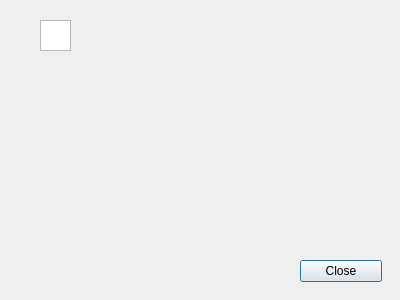
Qt form doors-code/Forms/inventory.ui (incomingstick/Doors) before a commit.
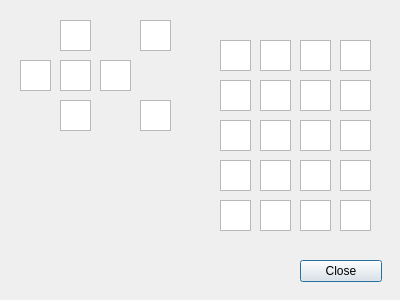
The same form after that commit.

Patch:
```diff
--- a/doors-code/Forms/inventory.ui
+++ b/doors-code/Forms/inventory.ui
@@ -28,12 +28,18 @@
   <widget class="QGraphicsView" name="graphicsView">
    <property name="geometry">
     <rect>
-     <x>40</x>
+     <x>60</x>
      <y>20</y>
      <width>31</width>
      <height>31</height>
     </rect>
    </property>
+   <property name="autoFillBackground">
+    <bool>false</bool>
+   </property>
+   <property name="lineWidth">
+    <number>1</number>
+   </property>
    <property name="interactive">
     <bool>true</bool>
    </property>
@@ -51,6 +57,500 @@
     <string>Close</string>
    </property>
   </widget>
+  <widget class="QGraphicsView" name="graphicsView_2">
+   <property name="geometry">
+    <rect>
+     <x>60</x>
+     <y>60</y>
+     <width>31</width>
+     <height>31</height>
+    </rect>
+   </property>
+   <property name="autoFillBackground">
+    <bool>false</bool>
+   </property>
+   <property name="lineWidth">
+    <number>1</number>
+   </property>
+   <property name="dragMode">
+    <enum>QGraphicsView::NoDrag</enum>
+   </property>
+  </widget>
+  <widget class="QGraphicsView" name="graphicsView_3">
+   <property name="geometry">
+    <rect>
+     <x>60</x>
+     <y>100</y>
+     <width>31</width>
+     <height>31</height>
+    </rect>
+   </property>
+   <property name="autoFillBackground">
+    <bool>false</bool>
+   </property>
+   <property name="lineWidth">
+    <number>1</number>
+   </property>
+   <property name="dragMode">
+    <enum>QGraphicsView::NoDrag</enum>
+   </property>
+  </widget>
+  <widget class="QGraphicsView" name="graphicsView_4">
+   <property name="geometry">
+    <rect>
+     <x>100</x>
+     <y>60</y>
+     <width>31</width>
+     <height>31</height>
+    </rect>
+   </property>
+   <property name="autoFillBackground">
+    <bool>false</bool>
+   </property>
+   <property name="lineWidth">
+    <number>1</number>
+   </property>
+   <property name="dragMode">
+    <enum>QGraphicsView::NoDrag</enum>
+   </property>
+  </widget>
+  <widget class="QGraphicsView" name="graphicsView_5">
+   <property name="geometry">
+    <rect>
+     <x>20</x>
+     <y>60</y>
+     <width>31</width>
+     <height>31</height>
+    </rect>
+   </property>
+   <property name="autoFillBackground">
+    <bool>false</bool>
+   </property>
+   <property name="lineWidth">
+    <number>1</number>
+   </property>
+   <property name="dragMode">
+    <enum>QGraphicsView::NoDrag</enum>
+   </property>
+  </widget>
+  <widget class="QGraphicsView" name="graphicsView_6">
+   <property name="geometry">
+    <rect>
+     <x>140</x>
+     <y>20</y>
+     <width>31</width>
+     <height>31</height>
+    </rect>
+   </property>
+   <property name="autoFillBackground">
+    <bool>false</bool>
+   </property>
+   <property name="lineWidth">
+    <number>1</number>
+   </property>
+   <property name="dragMode">
+    <enum>QGraphicsView::NoDrag</enum>
+   </property>
+  </widget>
+  <widget class="QGraphicsView" name="graphicsView_7">
+   <property name="geometry">
+    <rect>
+     <x>140</x>
+     <y>100</y>
+     <width>31</width>
+     <height>31</height>
+    </rect>
+   </property>
+   <property name="autoFillBackground">
+    <bool>false</bool>
+   </property>
+   <property name="lineWidth">
+    <number>1</number>
+   </property>
+   <property name="dragMode">
+    <enum>QGraphicsView::NoDrag</enum>
+   </property>
+  </widget>
+  <widget class="QGraphicsView" name="graphicsView_8">
+   <property name="geometry">
+    <rect>
+     <x>340</x>
+     <y>40</y>
+     <width>31</width>
+     <height>31</height>
+    </rect>
+   </property>
+   <property name="autoFillBackground">
+    <bool>false</bool>
+   </property>
+   <property name="lineWidth">
+    <number>1</number>
+   </property>
+   <property name="dragMode">
+    <enum>QGraphicsView::NoDrag</enum>
+   </property>
+  </widget>
+  <widget class="QGraphicsView" name="graphicsView_9">
+   <property name="geometry">
+    <rect>
+     <x>300</x>
+     <y>40</y>
+     <width>31</width>
+     <height>31</height>
+    </rect>
+   </property>
+   <property name="autoFillBackground">
+    <bool>false</bool>
+   </property>
+   <property name="lineWidth">
+    <number>1</number>
+   </property>
+   <property name="dragMode">
+    <enum>QGraphicsView::NoDrag</enum>
+   </property>
+  </widget>
+  <widget class="QGraphicsView" name="graphicsView_10">
+   <property name="geometry">
+    <rect>
+     <x>260</x>
+     <y>40</y>
+     <width>31</width>
+     <height>31</height>
+    </rect>
+   </property>
+   <property name="autoFillBackground">
+    <bool>false</bool>
+   </property>
+   <property name="lineWidth">
+    <number>1</number>
+   </property>
+   <property name="dragMode">
+    <enum>QGraphicsView::NoDrag</enum>
+   </property>
+  </widget>
+  <widget class="QGraphicsView" name="graphicsView_11">
+   <property name="geometry">
+    <rect>
+     <x>340</x>
+     <y>80</y>
+     <width>31</width>
+     <height>31</height>
+    </rect>
+   </property>
+   <property name="autoFillBackground">
+    <bool>false</bool>
+   </property>
+   <property name="lineWidth">
+    <number>1</number>
+   </property>
+   <property name="dragMode">
+    <enum>QGraphicsView::NoDrag</enum>
+   </property>
+  </widget>
+  <widget class="QGraphicsView" name="graphicsView_12">
+   <property name="geometry">
+    <rect>
+     <x>300</x>
+     <y>80</y>
+     <width>31</width>
+     <height>31</height>
+    </rect>
+   </property>
+   <property name="autoFillBackground">
+    <bool>false</bool>
+   </property>
+   <property name="lineWidth">
+    <number>1</number>
+   </property>
+   <property name="dragMode">
+    <enum>QGraphicsView::NoDrag</enum>
+   </property>
+  </widget>
+  <widget class="QGraphicsView" name="graphicsView_13">
+   <property name="geometry">
+    <rect>
+     <x>260</x>
+     <y>80</y>
+     <width>31</width>
+     <height>31</height>
+    </rect>
+   </property>
+   <property name="autoFillBackground">
+    <bool>false</bool>
+   </property>
+   <property name="lineWidth">
+    <number>1</number>
+   </property>
+   <property name="dragMode">
+    <enum>QGraphicsView::NoDrag</enum>
+   </property>
+  </widget>
+  <widget class="QGraphicsView" name="graphicsView_14">
+   <property name="geometry">
+    <rect>
+     <x>260</x>
+     <y>120</y>
+     <width>31</width>
+     <height>31</height>
+    </rect>
+   </property>
+   <property name="autoFillBackground">
+    <bool>false</bool>
+   </property>
+   <property name="lineWidth">
+    <number>1</number>
+   </property>
+   <property name="dragMode">
+    <enum>QGraphicsView::NoDrag</enum>
+   </property>
+  </widget>
+  <widget class="QGraphicsView" name="graphicsView_15">
+   <property name="geometry">
+    <rect>
+     <x>300</x>
+     <y>120</y>
+     <width>31</width>
+     <height>31</height>
+    </rect>
+   </property>
+   <property name="autoFillBackground">
+    <bool>false</bool>
+   </property>
+   <property name="lineWidth">
+    <number>1</number>
+   </property>
+   <property name="dragMode">
+    <enum>QGraphicsView::NoDrag</enum>
+   </property>
+  </widget>
+  <widget class="QGraphicsView" name="graphicsView_16">
+   <property name="geometry">
+    <rect>
+     <x>340</x>
+     <y>120</y>
+     <width>31</width>
+     <height>31</height>
+    </rect>
+   </property>
+   <property name="autoFillBackground">
+    <bool>false</bool>
+   </property>
+   <property name="lineWidth">
+    <number>1</number>
+   </property>
+   <property name="dragMode">
+    <enum>QGraphicsView::NoDrag</enum>
+   </property>
+  </widget>
+  <widget class="QGraphicsView" name="graphicsView_17">
+   <property name="geometry">
+    <rect>
+     <x>260</x>
+     <y>160</y>
+     <width>31</width>
+     <height>31</height>
+    </rect>
+   </property>
+   <property name="autoFillBackground">
+    <bool>false</bool>
+   </property>
+   <property name="lineWidth">
+    <number>1</number>
+   </property>
+   <property name="dragMode">
+    <enum>QGraphicsView::NoDrag</enum>
+   </property>
+  </widget>
+  <widget class="QGraphicsView" name="graphicsView_18">
+   <property name="geometry">
+    <rect>
+     <x>300</x>
+     <y>160</y>
+     <width>31</width>
+     <height>31</height>
+    </rect>
+   </property>
+   <property name="autoFillBackground">
+    <bool>false</bool>
+   </property>
+   <property name="lineWidth">
+    <number>1</number>
+   </property>
+   <property name="dragMode">
+    <enum>QGraphicsView::NoDrag</enum>
+   </property>
+  </widget>
+  <widget class="QGraphicsView" name="graphicsView_19">
+   <property name="geometry">
+    <rect>
+     <x>340</x>
+     <y>160</y>
+     <width>31</width>
+     <height>31</height>
+    </rect>
+   </property>
+   <property name="autoFillBackground">
+    <bool>false</bool>
+   </property>
+   <property name="lineWidth">
+    <number>1</number>
+   </property>
+   <property name="dragMode">
+    <enum>QGraphicsView::NoDrag</enum>
+   </property>
+  </widget>
+  <widget class="QGraphicsView" name="graphicsView_20">
+   <property name="geometry">
+    <rect>
+     <x>340</x>
+     <y>200</y>
+     <width>31</width>
+     <height>31</height>
+    </rect>
+   </property>
+   <property name="autoFillBackground">
+    <bool>false</bool>
+   </property>
+   <property name="lineWidth">
+    <number>1</number>
+   </property>
+   <property name="dragMode">
+    <enum>QGraphicsView::NoDrag</enum>
+   </property>
+  </widget>
+  <widget class="QGraphicsView" name="graphicsView_21">
+   <property name="geometry">
+    <rect>
+     <x>300</x>
+     <y>200</y>
+     <width>31</width>
+     <height>31</height>
+    </rect>
+   </property>
+   <property name="autoFillBackground">
+    <bool>false</bool>
+   </property>
+   <property name="lineWidth">
+    <number>1</number>
+   </property>
+   <property name="dragMode">
+    <enum>QGraphicsView::NoDrag</enum>
+   </property>
+  </widget>
+  <widget class="QGraphicsView" name="graphicsView_22">
+   <property name="geometry">
+    <rect>
+     <x>260</x>
+     <y>200</y>
+     <width>31</width>
+     <height>31</height>
+    </rect>
+   </property>
+   <property name="autoFillBackground">
+    <bool>false</bool>
+   </property>
+   <property name="lineWidth">
+    <number>1</number>
+   </property>
+   <property name="dragMode">
+    <enum>QGraphicsView::NoDrag</enum>
+   </property>
+  </widget>
+  <widget class="QGraphicsView" name="graphicsView_23">
+   <property name="geometry">
+    <rect>
+     <x>220</x>
+     <y>40</y>
+     <width>31</width>
+     <height>31</height>
+    </rect>
+   </property>
+   <property name="autoFillBackground">
+    <bool>false</bool>
+   </property>
+   <property name="lineWidth">
+    <number>1</number>
+   </property>
+   <property name="dragMode">
+    <enum>QGraphicsView::NoDrag</enum>
+   </property>
+  </widget>
+  <widget class="QGraphicsView" name="graphicsView_24">
+   <property name="geometry">
+    <rect>
+     <x>220</x>
+     <y>80</y>
+     <width>31</width>
+     <height>31</height>
+    </rect>
+   </property>
+   <property name="autoFillBackground">
+    <bool>false</bool>
+   </property>
+   <property name="lineWidth">
+    <number>1</number>
+   </property>
+   <property name="dragMode">
+    <enum>QGraphicsView::NoDrag</enum>
+   </property>
+  </widget>
+  <widget class="QGraphicsView" name="graphicsView_25">
+   <property name="geometry">
+    <rect>
+     <x>220</x>
+     <y>120</y>
+     <width>31</width>
+     <height>31</height>
+    </rect>
+   </property>
+   <property name="autoFillBackground">
+    <bool>false</bool>
+   </property>
+   <property name="lineWidth">
+    <number>1</number>
+   </property>
+   <property name="dragMode">
+    <enum>QGraphicsView::NoDrag</enum>
+   </property>
+  </widget>
+  <widget class="QGraphicsView" name="graphicsView_26">
+   <property name="geometry">
+    <rect>
+     <x>220</x>
+     <y>160</y>
+     <width>31</width>
+     <height>31</height>
+    </rect>
+   </property>
+   <property name="autoFillBackground">
+    <bool>false</bool>
+   </property>
+   <property name="lineWidth">
+    <number>1</number>
+   </property>
+   <property name="dragMode">
+    <enum>QGraphicsView::NoDrag</enum>
+   </property>
+  </widget>
+  <widget class="QGraphicsView" name="graphicsView_27">
+   <property name="geometry">
+    <rect>
+     <x>220</x>
+     <y>200</y>
+     <width>31</width>
+     <height>31</height>
+    </rect>
+   </property>
+   <property name="autoFillBackground">
+    <bool>false</bool>
+   </property>
+   <property name="lineWidth">
+    <number>1</number>
+   </property>
+   <property name="dragMode">
+    <enum>QGraphicsView::NoDrag</enum>
+   </property>
+  </widget>
  </widget>
  <resources/>
  <connections/>
```
Left out of the diff: 3 changed lines with no effect on the pictures.
